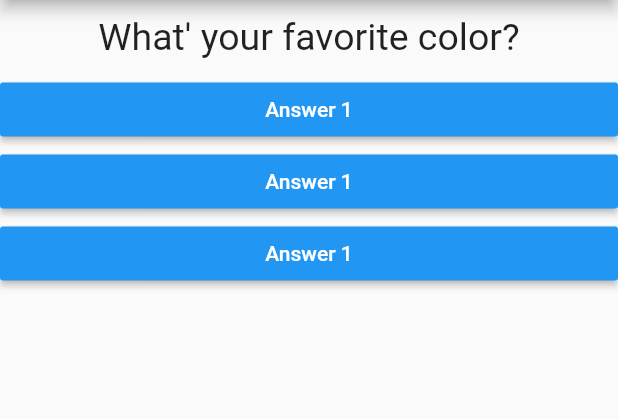
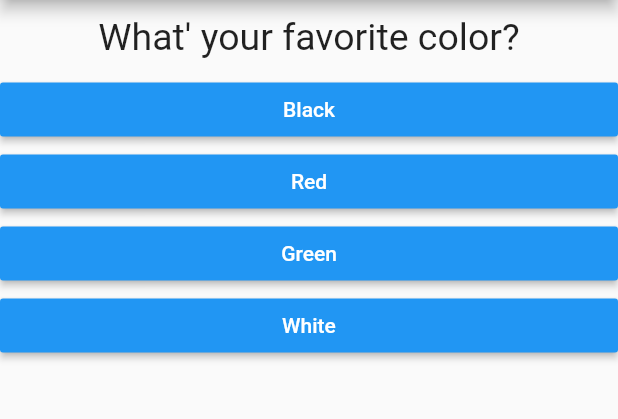
Before and after one commit to mahmoudeid14/FlutterApp, a Flutter app: the screen it shows after launch, on a phone screen of 412 x 824 dp, the part 84-503 px from its top. Run offline on Flutter 3.47's test engine with Material 2 defaults, Android fonts, the phone set to English and light mode, and no system bars.

Commit message:
Working with map function

```diff
--- a/lib/answer.dart
+++ b/lib/answer.dart
@@ -2,7 +2,8 @@ import 'package:flutter/material.dart';
 
 class Answer extends StatelessWidget {
   final Function selectHandler;
-  Answer(this.selectHandler);
+  final String answerText;
+  Answer(this.selectHandler, this.answerText);
 
   @override
   Widget build(BuildContext context) {
@@ -13,7 +14,7 @@ class Answer extends StatelessWidget {
         textColor: Colors.white,
         onPressed: selectHandler,
         // onPressed: () => print('Answer 1 chosen'),
-        child: Text('Answer 1'),
+        child: Text(answerText),
       ),
     );
   }
--- a/lib/main.dart
+++ b/lib/main.dart
@@ -26,9 +26,24 @@ class _MyAppState extends State<MyApp> {
     print(_questionIndex);
   }
 
+//Map
   var questions = [
-    'What\' your favorite color?',
-    'What\' your favorite animal?'
+    {
+      'questionText': 'What\' your favorite color?',
+      'answers': ['Black', 'Red', 'Green', 'White']
+    },
+    {
+      'questionText': 'What\' your favorite animal?',
+      'answers': ['Rabit', 'Snake', 'Elephant', 'Lion']
+    },
+    {
+      'questionText': 'What\' your favorite color?',
+      'answers': ['Black', 'Red', 'Green', 'White']
+    },
+    {
+      'questionText': 'Who\' your favorite instructor?',
+      'answers': ['Mahmoud', 'Ahmed', 'Ali', 'Mohamed']
+    },
   ];
   @override
   Widget build(BuildContext context) {
@@ -39,12 +54,15 @@ class _MyAppState extends State<MyApp> {
         children: [
           //Text(questions[_questionIndex]),
           Question(
-            questionText: questions[_questionIndex],
+            questionText: questions[_questionIndex]['questionText'],
           ),
-
-          Answer(_answerQuestion),
-          Answer(_answerQuestion),
-          Answer(_answerQuestion)
+          ...(questions[_questionIndex]['answers'] as List<String>)
+              .map((answer) {
+            return Answer(_answerQuestion, answer);
+          }).toList()
+          // Answer(_answerQuestion),
+          // Answer(_answerQuestion),
+          // Answer(_answerQuestion)
         ],
       ),
     ));
```
